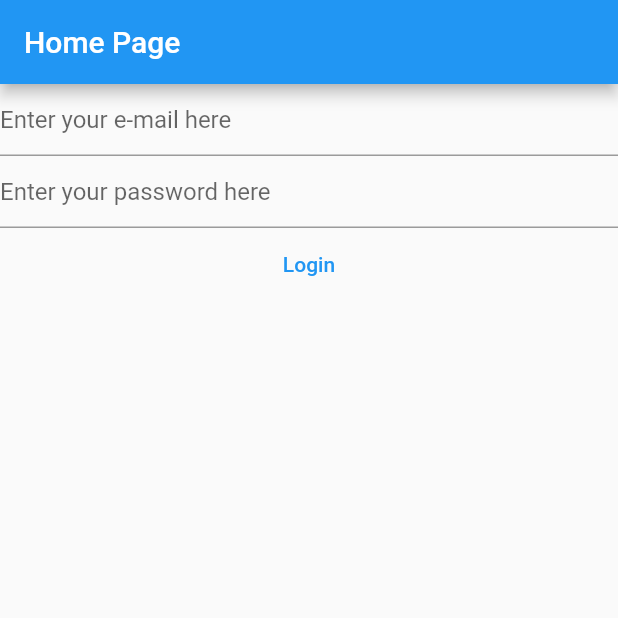
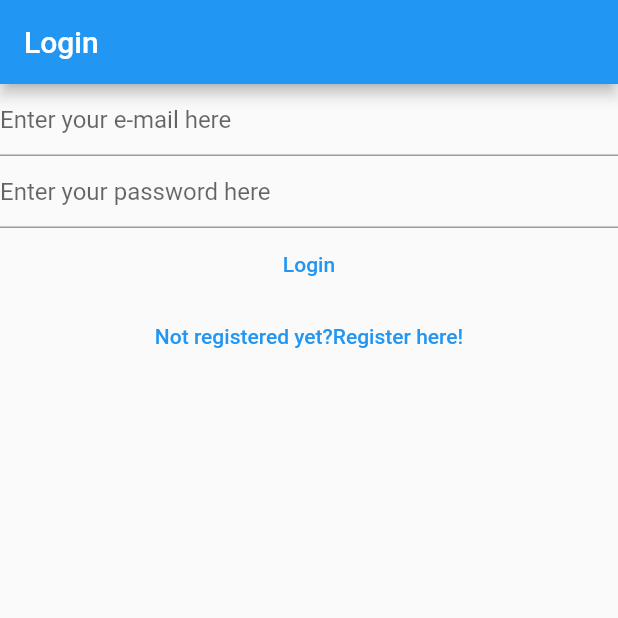
Before and after one commit to devprasad95/notes-app-firebase, a Flutter app: the screen it shows after launch, on a phone screen of 412 x 824 dp, the top half of it. Run offline on Flutter 3.47's test engine with Material 2 defaults, Android fonts, the phone set to English and light mode, and no system bars; our stand-ins replace firebase_auth, firebase_core; accounts and stored records are empty.

Commit message:
2nd step

```diff
--- a/lib/main.dart
+++ b/lib/main.dart
@@ -2,6 +2,8 @@ import 'package:firebase_auth/firebase_auth.dart';
 import 'package:firebase_core/firebase_core.dart';
 import 'package:flutter/material.dart';
 import 'package:mynotes/views/login_view.dart';
+import 'package:mynotes/views/register_view.dart';
+import 'package:mynotes/views/verify_email_view.dart';
 
 import 'firebase_options.dart';
 
@@ -14,6 +16,10 @@ void main() {
         primarySwatch: Colors.blue,
       ),
       home: const HomePage(),
+      routes: {
+        '/login/': (context) => const LoginView(),
+        '/register/': (context) => const RegisterView(),
+      },
     ),
   );
 }
@@ -23,56 +29,27 @@ class HomePage extends StatelessWidget {
 
   @override
   Widget build(BuildContext context) {
-    return Scaffold(
-      appBar: AppBar(
-        title: const Text('Home Page'),
-      ),
-      body: FutureBuilder(
+    return FutureBuilder(
       future: Firebase.initializeApp(
           options: DefaultFirebaseOptions.currentPlatform),
       builder: (context, snapshot) {
         switch (snapshot.connectionState) {
           case ConnectionState.done:
+            final user = FirebaseAuth.instance.currentUser;
+            if (user != null) {
+              if (user.emailVerified) {
+                print('Email is verified');
+              } else {
+                return const VerifyEmailView();
+              }
+            } else {
               return const LoginView();
-            //   final user = FirebaseAuth.instance.currentUser;
-            //   print('--------------------------');
-            //   print(user);
-            //   print('--------------------------');
-            //   if (user?.emailVerified ?? false) {
-            //   } else {
-            //     return const VerifyEmailView();
-            //   }
-            //   return const Text('Done');
+            }
+            return const Text('Done');
           default:
-              return const Text('Loading...');
+            return const CircularProgressIndicator();
         }
       },
-      ),
     );
   }
 }
-
-class VerifyEmailView extends StatefulWidget {
-  const VerifyEmailView({Key? key}) : super(key: key);
-
-  @override
-  State<VerifyEmailView> createState() => _VerifyEmailViewState();
-}
-
-class _VerifyEmailViewState extends State<VerifyEmailView> {
-  @override
-  Widget build(BuildContext context) {
-    return Column(
-      children: [
-        const Text('Please verify your email'),
-        TextButton(
-          onPressed: () async {
-            final user = FirebaseAuth.instance.currentUser;
-            await user?.sendEmailVerification();
-          },
-          child: const Text('Send email verification'),
-        ),
-      ],
-    );
-  }
-}
--- a/lib/views/login_view.dart
+++ b/lib/views/login_view.dart
@@ -28,14 +28,19 @@ class _LoginViewState extends State<LoginView> {
 
   @override
   Widget build(BuildContext context) {
-    return Column(
+    return Scaffold(
+      appBar: AppBar(
+        title: const Text('Login'),
+      ),
+      body: Column(
         children: [
           TextField(
             controller: _email,
             autocorrect: false,
             enableSuggestions: false,
             keyboardType: TextInputType.emailAddress,
-          decoration: const InputDecoration(hintText: 'Enter your e-mail here'),
+            decoration:
+                const InputDecoration(hintText: 'Enter your e-mail here'),
           ),
           TextField(
             controller: _password,
@@ -69,7 +74,15 @@ class _LoginViewState extends State<LoginView> {
             },
             child: const Text('Login'),
           ),
+          TextButton(
+            onPressed: () {
+              Navigator.of(context)
+                  .pushNamedAndRemoveUntil('/register/', (route) => false);
+            },
+            child: const Text('Not registered yet?Register here!'),
+          ),
         ],
+      ),
     );
   }
 }
--- a/lib/views/register_view.dart
+++ b/lib/views/register_view.dart
@@ -28,14 +28,19 @@ class _RegisterViewState extends State<RegisterView> {
 
   @override
   Widget build(BuildContext context) {
-    return Column(
+    return Scaffold(
+      appBar: AppBar(
+        title: const Text('Register View'),
+      ),
+      body: Column(
         children: [
           TextField(
             controller: _email,
             autocorrect: false,
             enableSuggestions: false,
             keyboardType: TextInputType.emailAddress,
-          decoration: const InputDecoration(hintText: 'Enter your e-mail here'),
+            decoration:
+                const InputDecoration(hintText: 'Enter your e-mail here'),
           ),
           TextField(
             controller: _password,
@@ -67,7 +72,15 @@ class _RegisterViewState extends State<RegisterView> {
             },
             child: const Text('Register'),
           ),
+          TextButton(
+            onPressed: () {
+              Navigator.of(context)
+                  .pushNamedAndRemoveUntil('/login/', (route) => false);
+            },
+            child: const Text('Already registered? Login here!'),
+          ),
         ],
+      ),
     );
   }
 }
```
Also changed, not shown: lib/views/verify_email_view.dart (added, +32 -0 lines). Lines whose indentation alone changed are shown as unchanged.
